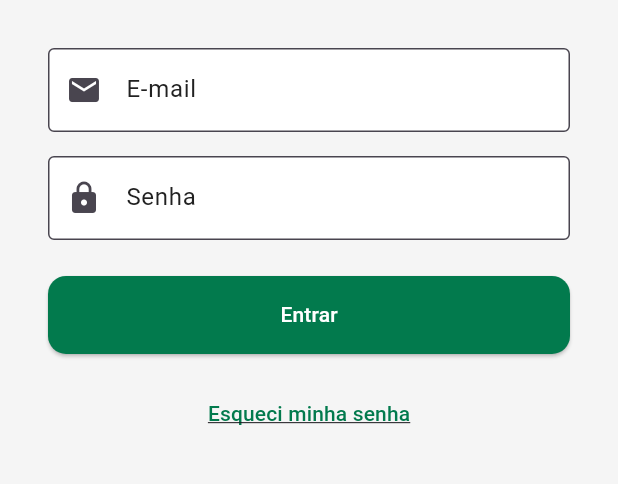
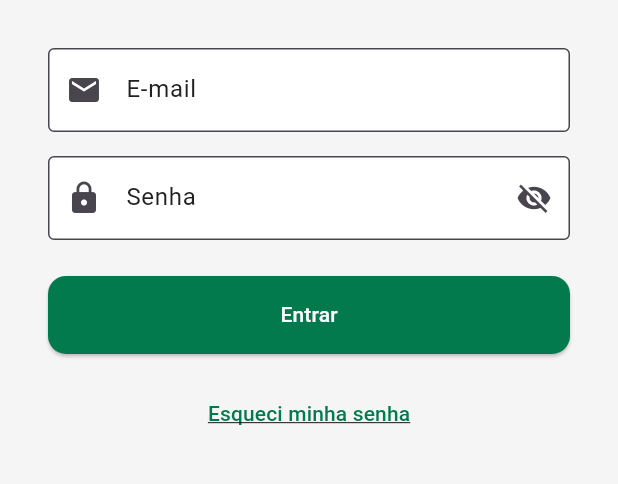
Before and after one commit to r4ulsts/fw_solucoes, a Flutter app: the screen it shows after launch, on a phone screen of 412 x 824 dp, the part 536-1020 px from its top. Run offline on Flutter 3.47's test engine with Material 3 defaults, Android fonts, the light colour scheme and no system bars.

Commit message:
Adição do olho na senha, para confirmar

```diff
--- a/lib/modules/auth/pages/login_page.dart
+++ b/lib/modules/auth/pages/login_page.dart
@@ -1,8 +1,15 @@
 import 'package:flutter/material.dart';
 import '../../../../../core/theme/app_theme.dart';  // Importando o AppTheme
 
-class LoginPage extends StatelessWidget {
+class LoginPage extends StatefulWidget {
   const LoginPage({super.key});
+
+  @override
+  State<LoginPage> createState() => _LoginPageState();
+}
+
+class _LoginPageState extends State<LoginPage> {
+  bool _passwordVisible = false;
 
   @override
   Widget build(BuildContext context) {
@@ -22,6 +29,7 @@ class LoginPage extends StatelessWidget {
                   width: size.width * 0.45,
                 ),
                 const SizedBox(height: 32),
+
                 // Título
                 Text(
                   'Bem-vindo à FW Soluções',
@@ -42,15 +50,25 @@ class LoginPage extends StatelessWidget {
                 ),
                 const SizedBox(height: 16),
 
-                // Senha
+                // Senha com botão de visibilidade
                 TextFormField(
+                  obscureText: !_passwordVisible,
                   decoration: InputDecoration(
                     labelText: 'Senha',
                     prefixIcon: const Icon(Icons.lock),
-                    labelStyle: Theme.of(context).textTheme.bodyLarge, // Usando o estilo do tema para o rótulo
+                    suffixIcon: IconButton(
+                      icon: Icon(
+                        _passwordVisible ? Icons.visibility : Icons.visibility_off,
+                      ),
+                      onPressed: () {
+                        setState(() {
+                          _passwordVisible = !_passwordVisible;
+                        });
+                      },
+                    ),
+                    labelStyle: Theme.of(context).textTheme.bodyLarge,
                     border: const OutlineInputBorder(),
                   ),
-                  obscureText: true,
                 ),
                 const SizedBox(height: 24),
 
```
